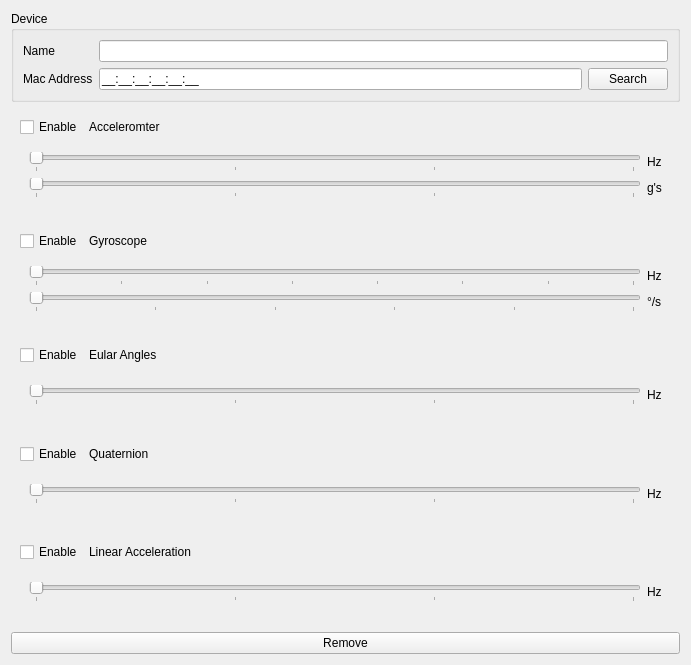
Above: forms/mbientconfigpanel.ui from GaitRehabilitation/SMART before the change. Below: the same form after it.
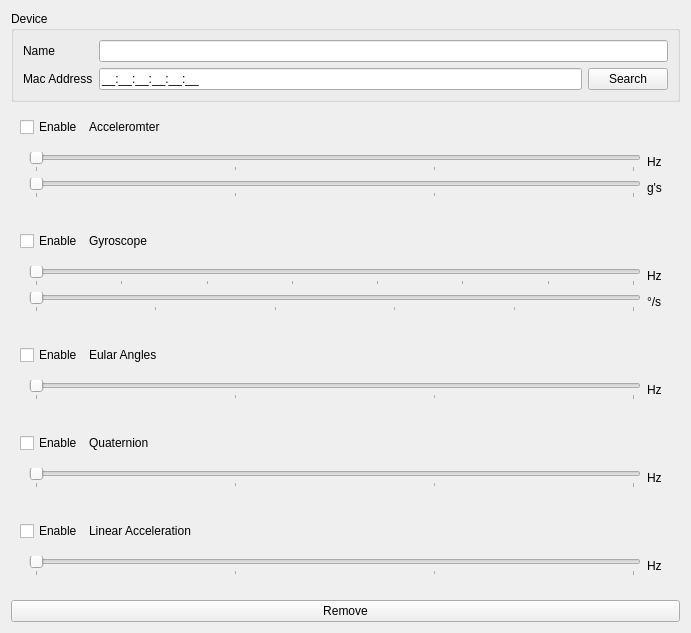
That is the form after the change.

Diff of the .ui file:
```diff
--- a/forms/mbientconfigpanel.ui
+++ b/forms/mbientconfigpanel.ui
@@ -7,7 +7,7 @@
     <x>0</x>
     <y>0</y>
     <width>691</width>
-    <height>665</height>
+    <height>631</height>
    </rect>
   </property>
   <property name="sizePolicy">
```
Left out of the diff: 5 changed lines with no effect on the pictures.
